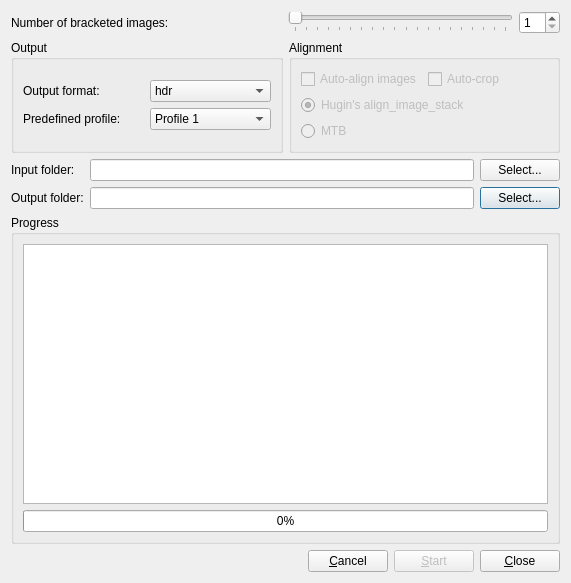
The window that src/BatchHDR/BatchHDRDialog.ui (LuminanceHDR/LuminanceHDR) describes before a commit, drawn with Qt 5.
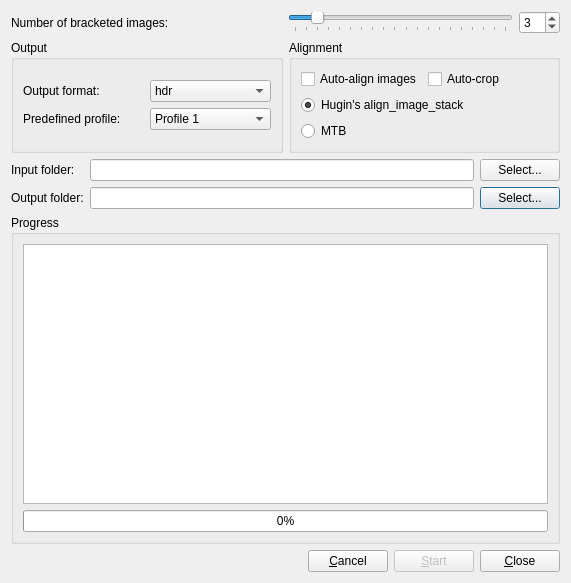
The same window after the commit. Icons and pictures are not drawn.

Commit message: [BatchHdr]: Use of custom profiles for generating hdrs

What changed in the file:
```diff
--- a/src/BatchHDR/BatchHDRDialog.ui
+++ b/src/BatchHDR/BatchHDRDialog.ui
@@ -51,6 +51,9 @@
            <property name="maximum">
             <number>20</number>
            </property>
+           <property name="value">
+            <number>3</number>
+           </property>
            <property name="orientation">
             <enum>Qt::Horizontal</enum>
            </property>
@@ -73,6 +76,9 @@
            <property name="maximum">
             <number>20</number>
            </property>
+           <property name="value">
+            <number>3</number>
+           </property>
           </widget>
          </item>
         </layout>
@@ -196,7 +202,7 @@
                 <item row="0" column="0">
                  <widget class="QCheckBox" name="autoAlignCheckBox">
                   <property name="enabled">
-                   <bool>false</bool>
+                   <bool>true</bool>
                   </property>
                   <property name="toolTip">
                    <string>Auto align the bracketed pictures</string>
@@ -209,7 +215,7 @@
                 <item row="0" column="1">
                  <widget class="QCheckBox" name="autoCropCheckBox">
                   <property name="enabled">
-                   <bool>false</bool>
+                   <bool>true</bool>
                   </property>
                   <property name="text">
                    <string>Auto-crop</string>
@@ -219,7 +225,7 @@
                 <item row="1" column="0" colspan="2">
                  <widget class="QRadioButton" name="aisRadioButton">
                   <property name="enabled">
-                   <bool>false</bool>
+                   <bool>true</bool>
                   </property>
                   <property name="toolTip">
                    <string>Use Hugin's align_image_stack engine</string>
@@ -235,7 +241,7 @@
                 <item row="2" column="0" colspan="2">
                  <widget class="QRadioButton" name="MTBRadioButton">
                   <property name="enabled">
-                   <bool>false</bool>
+                   <bool>true</bool>
                   </property>
                   <property name="toolTip">
                    <string>Use MTB (Median Threshold Bitmap) engine</string>
```
Left out of the diff: 4 changed lines with no effect on the pictures. The commit also changes 2 other files.
